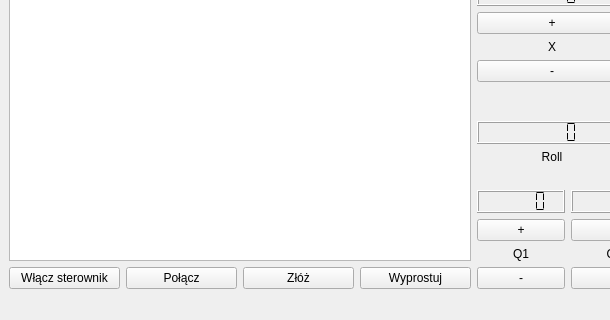
Above: gui_ros_template/ui/main_window.ui from arek-szczech/youbot before the change; both pictures show x 0 to 610 and y 384 to 704 of the 948 by 704 pixel window. Below: the same form after it.
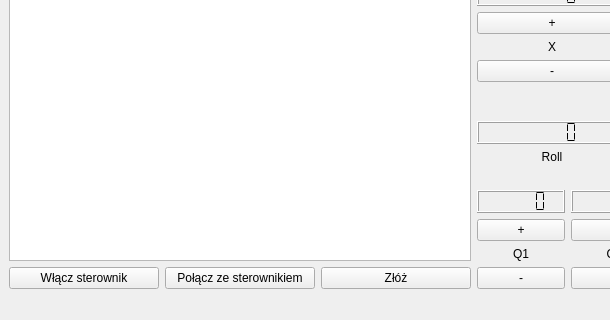
That is the form after the change. Icons and pictures are not drawn.

```diff
--- a/gui_ros_template/ui/main_window.ui
+++ b/gui_ros_template/ui/main_window.ui
@@ -49,7 +49,7 @@
         <item>
          <widget class="QPushButton" name="connect_master">
           <property name="text">
-           <string>Połącz</string>
+           <string>Połącz ze sterownikiem</string>
           </property>
          </widget>
         </item>
@@ -60,13 +60,6 @@
           </property>
          </widget>
         </item>
-        <item>
-         <widget class="QPushButton" name="candle">
-          <property name="text">
-           <string>Wyprostuj</string>
-          </property>
-         </widget>
-        </item>
        </layout>
       </item>
      </layout>
```
